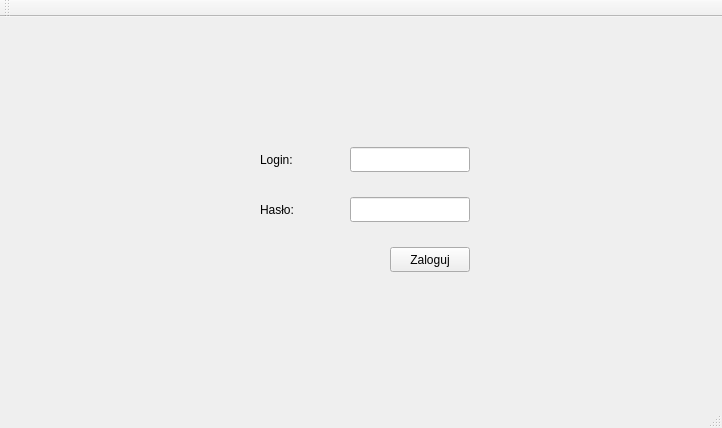
The window that WebServiceClient/loginwindow.ui (ekspensum/CPP_Projects) describes before a commit, drawn with Qt 5.
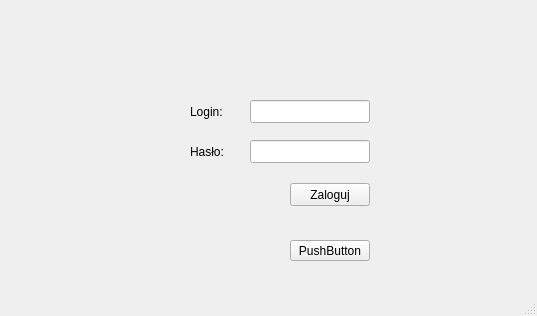
The same window after the commit.

```diff
--- a/WebServiceClient/loginwindow.ui
+++ b/WebServiceClient/loginwindow.ui
@@ -6,8 +6,8 @@
    <rect>
     <x>0</x>
     <y>0</y>
-    <width>722</width>
-    <height>428</height>
+    <width>537</width>
+    <height>316</height>
    </rect>
   </property>
   <property name="windowTitle">
@@ -17,22 +17,32 @@
    <widget class="QLineEdit" name="lineEditLogin">
     <property name="geometry">
      <rect>
-      <x>350</x>
-      <y>130</y>
+      <x>250</x>
+      <y>100</y>
       <width>120</width>
-      <height>25</height>
+      <height>23</height>
      </rect>
     </property>
+    <property name="font">
+     <font>
+      <pointsize>9</pointsize>
+     </font>
+    </property>
    </widget>
    <widget class="QLineEdit" name="lineEditPassword">
     <property name="geometry">
      <rect>
-      <x>350</x>
-      <y>180</y>
+      <x>250</x>
+      <y>140</y>
       <width>120</width>
-      <height>25</height>
+      <height>23</height>
      </rect>
     </property>
+    <property name="font">
+     <font>
+      <pointsize>9</pointsize>
+     </font>
+    </property>
     <property name="echoMode">
      <enum>QLineEdit::Password</enum>
     </property>
@@ -40,12 +50,17 @@
    <widget class="QLabel" name="labelLogin">
     <property name="geometry">
      <rect>
-      <x>260</x>
-      <y>130</y>
+      <x>190</x>
+      <y>100</y>
       <width>55</width>
-      <height>25</height>
+      <height>23</height>
      </rect>
     </property>
+    <property name="font">
+     <font>
+      <pointsize>9</pointsize>
+     </font>
+    </property>
     <property name="text">
      <string>Login:</string>
     </property>
@@ -53,12 +68,17 @@
    <widget class="QLabel" name="labelPassword">
     <property name="geometry">
      <rect>
-      <x>260</x>
-      <y>180</y>
+      <x>190</x>
+      <y>140</y>
       <width>55</width>
-      <height>25</height>
+      <height>23</height>
      </rect>
     </property>
+    <property name="font">
+     <font>
+      <pointsize>9</pointsize>
+     </font>
+    </property>
     <property name="text">
      <string>Hasło:</string>
     </property>
@@ -66,34 +86,34 @@
    <widget class="QPushButton" name="pushButtonLogin">
     <property name="geometry">
      <rect>
-      <x>390</x>
-      <y>230</y>
+      <x>290</x>
+      <y>183</y>
       <width>80</width>
-      <height>25</height>
+      <height>23</height>
      </rect>
     </property>
+    <property name="font">
+     <font>
+      <pointsize>9</pointsize>
+     </font>
+    </property>
     <property name="text">
      <string>Zaloguj</string>
     </property>
    </widget>
-  </widget>
-  <widget class="QMenuBar" name="menuBar">
-   <property name="geometry">
-    <rect>
-     <x>0</x>
-     <y>0</y>
-     <width>722</width>
-     <height>25</height>
-    </rect>
-   </property>
-  </widget>
-  <widget class="QToolBar" name="mainToolBar">
-   <attribute name="toolBarArea">
-    <enum>TopToolBarArea</enum>
-   </attribute>
-   <attribute name="toolBarBreak">
-    <bool>false</bool>
-   </attribute>
+   <widget class="QPushButton" name="pushButton">
+    <property name="geometry">
+     <rect>
+      <x>290</x>
+      <y>240</y>
+      <width>80</width>
+      <height>21</height>
+     </rect>
+    </property>
+    <property name="text">
+     <string>PushButton</string>
+    </property>
+   </widget>
   </widget>
   <widget class="QStatusBar" name="statusBar"/>
  </widget>
```
